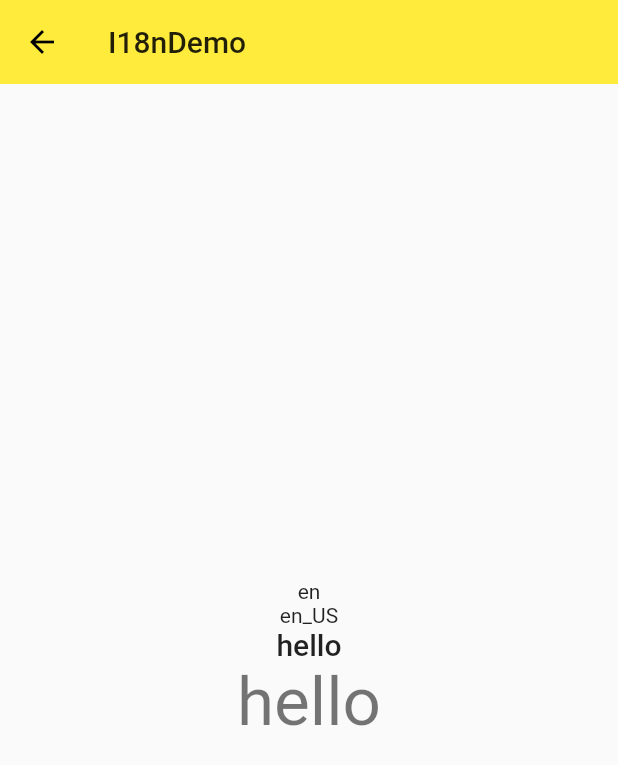
After one commit to symboll/red, a Flutter app: the screen it shows after launch, after a tap on "I18nDemo", on a phone screen of 412 x 824 dp. The commit adds this screen. Shown: the top 765 px of the screen. Run offline on Flutter 3.47's test engine with Material 2 defaults, Android fonts, the phone set to English and light mode, and no system bars; our stand-ins replace rxdart; network calls fail.

Commit message:
feat: add i18n demo

```diff
--- /dev/null
+++ b/lib/demo/i18n/i18n_demo.dart
@@ -0,0 +1,50 @@
+import 'package:flutter/material.dart';
+import './native_demo_localizations.dart';
+
+class I18nDemo extends StatelessWidget {
+
+  @override
+  Widget build(BuildContext context) {
+    Locale _locale = Localizations.localeOf(context);
+
+    return Scaffold(
+      appBar: AppBar(
+        title: Text('I18nDemo'),
+        elevation: 0.0,
+      ),
+      // body: I18nDemoHome(),
+      body: Center(
+        child: Column(
+          mainAxisAlignment: MainAxisAlignment.center,
+          children: <Widget>[
+            Text('${_locale.languageCode}'),
+            Text(_locale.toString()),
+            Text(
+              Localizations.of(context, NativeDemoLocalizations).title,
+              style: Theme.of(context).textTheme.headline6,
+            ),
+            Text(
+              NativeDemoLocalizations.of(context).title,
+              style: Theme.of(context).textTheme.headline3,
+
+            ),
+          ],
+        ),
+      )
+    );
+  }
+}
+
+class I18nDemoHome extends StatefulWidget {
+  @override
+  _I18nDemoHomeState createState() => _I18nDemoHomeState();
+}
+
+class _I18nDemoHomeState extends State<I18nDemoHome> {
+  @override
+  Widget build(BuildContext context) {
+    return Container(
+
+    );
+  }
+}
--- /dev/null
+++ b/lib/demo/i18n/native_demo_localizations.dart
@@ -0,0 +1,52 @@
+import 'package:flutter/foundation.dart' show SynchronousFuture;
+import 'package:flutter/material.dart';
+
+class NativeDemoLocalizations {
+  final Locale locale;
+
+  NativeDemoLocalizations(this.locale);
+
+  static Map<String, Map<String, String>> _localized = {
+    'en': {
+      'title': 'hello',
+    },
+    'zh': {
+      'title': '您好',
+    }
+  };
+  static NativeDemoLocalizations of(BuildContext context) {
+    return Localizations.of<NativeDemoLocalizations>(
+      context,
+      NativeDemoLocalizations
+    );
+  }
+  String get title {
+    return _localized[locale.languageCode]['title'];
+  }
+}
+
+
+class NativeDemoLocalizationsDelegate extends LocalizationsDelegate<NativeDemoLocalizations> {
+
+  NativeDemoLocalizationsDelegate();
+
+  @override
+  Future<NativeDemoLocalizations> load(Locale locale) {
+    // TODO: implement load
+    return SynchronousFuture<NativeDemoLocalizations>(
+      NativeDemoLocalizations(locale)
+    );
+  }
+
+  @override
+  bool isSupported(Locale locale) {
+    // TODO: implement isSupported
+    return true;
+  }
+
+  @override
+  bool shouldReload(LocalizationsDelegate<NativeDemoLocalizations> old) {
+    // TODO: implement shouldReload
+    return false;
+  }
+}
--- a/lib/demo/navigator_demo.dart
+++ b/lib/demo/navigator_demo.dart
@@ -76,6 +76,12 @@ class NavigatorDemo extends StatelessWidget {
               },
               child: Text('Animation')
             ),
+            FlatButton(
+              onPressed: () {
+                Navigator.pushNamed(context, '/i18n');
+              },
+              child: Text('I18nDemo')
+            ),
           ],
         ),
       )
--- a/lib/main.dart
+++ b/lib/main.dart
@@ -1,4 +1,5 @@
 import 'package:flutter/material.dart';
+import 'package:flutter_localizations/flutter_localizations.dart';
 import 'demo/listview_demo.dart';
 import 'demo/bottom_navigation_bar_demo.dart';
 import 'demo/basic_demo.dart';
@@ -17,7 +18,8 @@ import 'demo/rxdart/rxdart_demo.dart';
 import 'demo/bloc/bloc_demo.dart';
 import 'demo/http/http_demo.dart';
 import 'demo/animation/animation_demo.dart';
-
+import 'demo/i18n/i18n_demo.dart';
+import 'demo/i18n/native_demo_localizations.dart';
 void main ()=> runApp(App());
 
 
@@ -26,6 +28,19 @@ class App extends StatelessWidget{
   Widget build(BuildContext context) {
     // TODO: implement build
     return MaterialApp(
+      // locale: Locale('en', 'US'),
+      // localeResolutionCallback: (Locale locale, Iterable<Locale> supportedLocales) {
+      //   return Locale('en', 'US');
+      // },
+      localizationsDelegates: [
+        NativeDemoLocalizationsDelegate(),
+        GlobalMaterialLocalizations.delegate,
+        GlobalWidgetsLocalizations.delegate
+      ],
+      supportedLocales: [
+        Locale('en', 'US'),
+        Locale('zh', 'CN'),
+      ],
       debugShowCheckedModeBanner: false,
       // home: Home(),
       // home: NavigatorDemo(),
@@ -45,6 +60,7 @@ class App extends StatelessWidget{
         '/bloc': (context) => BlocDemo(),
         '/http': (context) => HttpDemo(),
         '/animation': (context) => AnimationDemo(),
+        '/i18n': (context) => I18nDemo(),
 
 
       },
--- a/pubspec.yaml
+++ b/pubspec.yaml
@@ -27,6 +27,8 @@ dependencies:
   scoped_model: 1.0.1
   rxdart: 0.24.1
   http: 0.12.2
+  flutter_localizations:
+    sdk: flutter
 dev_dependencies:
   flutter_test:
     sdk: flutter
```
Also changed, not shown: pubspec.lock, 2 other files.
